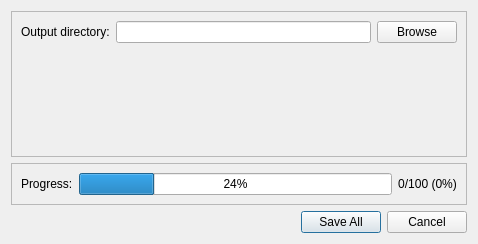
Qt form src/preprocessor/gui/export_dialog.ui (CAMBioMed/preprocessor) before a commit.
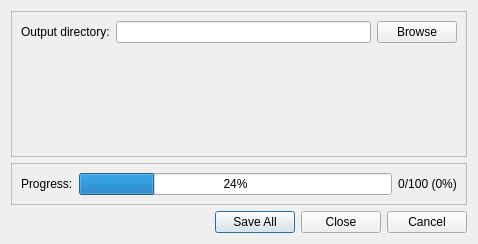
The same form after that commit.

Commit message: Improve export dialog

Diff of the .ui file:
```diff
--- a/src/preprocessor/gui/export_dialog.ui
+++ b/src/preprocessor/gui/export_dialog.ui
@@ -118,7 +118,7 @@
       <enum>Qt::Orientation::Horizontal</enum>
      </property>
      <property name="standardButtons">
-      <set>QDialogButtonBox::StandardButton::Cancel|QDialogButtonBox::StandardButton::SaveAll</set>
+      <set>QDialogButtonBox::StandardButton::Cancel|QDialogButtonBox::StandardButton::Close|QDialogButtonBox::StandardButton::SaveAll</set>
      </property>
      <property name="centerButtons">
       <bool>false</bool>
```
Left out of the diff: 37 changed lines with no effect on the pictures. The commit also changes 4 other files.
